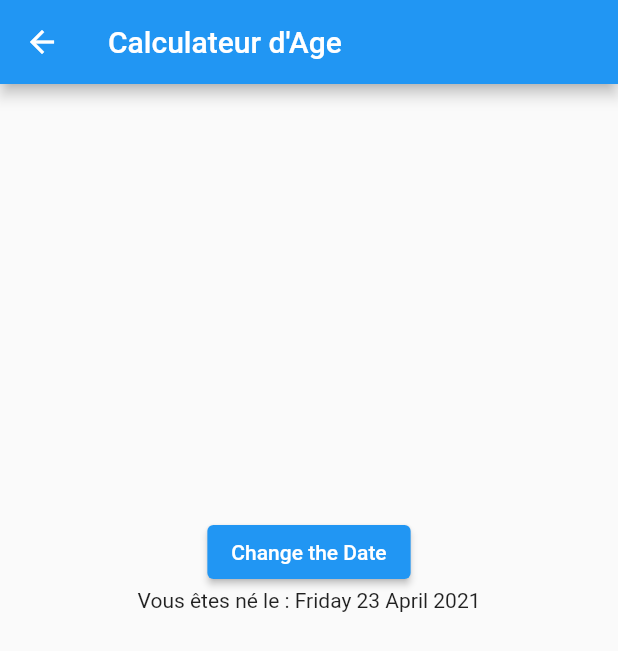
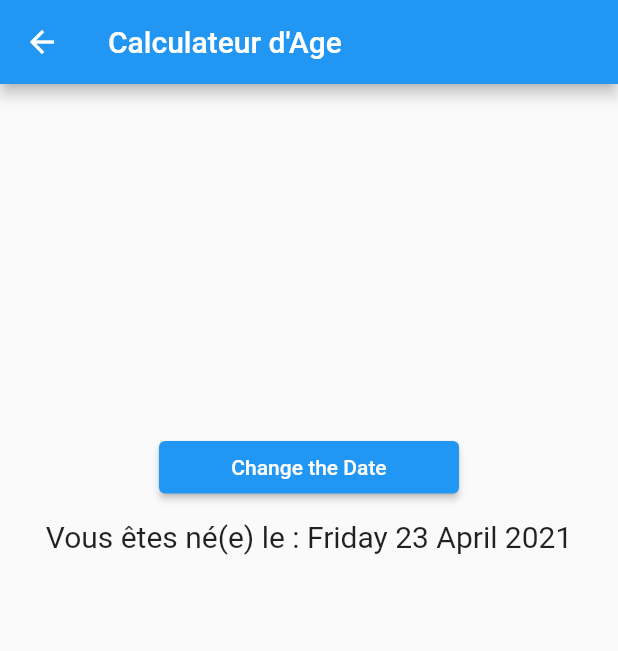
Before and after one commit to MJ-adax/Converter-Project-Flutter, a Flutter app: the screen it shows after launch, after a tap on "Calculateur d'Age", on a phone screen of 412 x 824 dp. Shown: the top 651 px of the screen. Run offline on Flutter 3.47's test engine with Material 2 defaults, Android fonts, the phone set to English and light mode, and no system bars; missing offline and left inert: invertible.

Commit message:
modif front age calculator

```diff
--- a/calculator_app/lib/utilitaires/ageCalculator.dart
+++ b/calculator_app/lib/utilitaires/ageCalculator.dart
@@ -12,6 +12,7 @@ class AgeCalculatorPage extends StatefulWidget  {
 }
 
 class _AgeCalculatorPageState extends State<AgeCalculatorPage> {
+
   DateTime _dateTime = DateTime.now();
   int dayOfBirth = 1, monthOfBirth = 1, yearOfBirth = 1993;
   String monthsSinceBirth = " ";
@@ -22,51 +23,6 @@ class _AgeCalculatorPageState extends State<AgeCalculatorPage> {
   String daysUntilBirthday =  " ";
   String hours=" ", days =" ", months = " ", years =" ", minutes = " ";
 
-  @override
-  Widget build(BuildContext context) {
-    return Scaffold(
-      appBar: AppBar(
-        title: Text(widget.title),
-      ),
-      body:
-        Center(
-        child: Column(
-            mainAxisAlignment: MainAxisAlignment.center,
-            children: <Widget>[
-              ElevatedButton(
-                  child: Text("Change the Date"),
-                  onPressed: (){
-                    // Date picker set ici, dernière date = aujourd'hui
-                    showDatePicker(
-                        context: context,
-                        initialDate: _dateTime,
-                        firstDate: DateTime(1900),
-                        lastDate: DateTime.now())
-                        .then((date) {
-                      _dateTime = date!;
-                      _sinceWhenAmIHere(date);
-                      _whenIsMyBirthday();
-                    });
-                  }),
-              //Textes description âges.
-              Text("Vous êtes né le : "
-                  + DateFormat("EEEE").format(_dateTime).toString()
-                  + " " + DateFormat("dd").format(_dateTime).toString()
-                  + " " + DateFormat("MMMM").format(_dateTime).toString()
-                  + " " + DateFormat("yyyy").format(_dateTime).toString()),
-              Text(years +" " + months + " " + days),
-              Text(years),
-              Text(monthsSinceBirth),
-              Text(daysSinceBirth),
-              Text(hoursSinceBirth),
-              Text(minutesSinceBirth),
-              Text(secondsSinceBirth),
-              Text(daysUntilBirthday),
-            ]
-        ),
-      ),
-    );
-  }
 
   _sinceWhenAmIHere(DateTime date) {
     setState(() {
@@ -78,9 +34,14 @@ class _AgeCalculatorPageState extends State<AgeCalculatorPage> {
       int yearNow = int.parse(DateFormat("yyyy").format(DateTime.now()));
 
       //Résumé age
-      days = "Vous avez donc : " + ((dayNow - dayOfBirth)).toString()+ " jours";
-      months = ((monthNow - monthOfBirth)).toString() + " mois";
-      years = ((yearNow - yearOfBirth)).toString()+ " ans";
+      years = "Vous avez donc : " + ((yearNow - yearOfBirth)).toString()+ " ans";
+      months = ((monthNow - monthOfBirth)).toString() + " mois et";
+      days =  ((dayNow - dayOfBirth)).toString()+ " jours";
+
+
+
+
+
 
       _sinceBirth(dayNow, monthNow, yearNow);
     });
@@ -105,7 +66,7 @@ class _AgeCalculatorPageState extends State<AgeCalculatorPage> {
   }
 
   _whenIsMyBirthday() {
-    // On définit la date courrante
+    /// On définit la date courante
     DateTime currentTime = DateTime.now();
     DateTime birthday = DateTime(DateTime.now().year, _dateTime.month, _dateTime.day);
     setState(() {
@@ -118,4 +79,124 @@ class _AgeCalculatorPageState extends State<AgeCalculatorPage> {
       }
     });
   }
+
+  @override
+  Widget build(BuildContext context) {
+    return Scaffold(
+      appBar: AppBar(
+        title: Text(widget.title),
+      ),
+      body:
+        Center(
+        child: Column(
+            mainAxisAlignment: MainAxisAlignment.center,
+            children: <Widget>[
+              Container(
+                padding: EdgeInsets.only(top: 20, bottom: 20),
+                width: 200,
+                height: 75,
+                child: ElevatedButton(
+                    child: Text("Change the Date"),
+                    onPressed: (){
+                      // Date picker set ici, dernière date = aujourd'hui
+                      showDatePicker(
+                          context: context,
+                          initialDate: _dateTime,
+                          firstDate: DateTime(1900),
+                          lastDate: DateTime.now())
+                          .then((date) {
+                        _dateTime = date!;
+                        _sinceWhenAmIHere(date);
+                        _whenIsMyBirthday();
+                      });
+                    }
+                  ),
+              ),
+
+              //Textes description âges.
+              Text("Vous êtes né(e) le : "
+                  + DateFormat("EEEE").format(_dateTime).toString()
+                  + " " + DateFormat("dd").format(_dateTime).toString()
+                  + " " + DateFormat("MMMM").format(_dateTime).toString()
+                  + " " + DateFormat("yyyy").format(_dateTime).toString(),
+                  style: TextStyle(height: 1, fontSize: 20)
+              ),
+              Container(
+                child: Text(
+                    years +" " + months + " " + days,
+                    style: TextStyle(height: 2, fontSize: 18)
+                ),
+              ),
+
+              Row(
+                mainAxisAlignment: MainAxisAlignment.spaceEvenly,
+                children: [
+                  Container(
+                    margin: EdgeInsets.only(top: 10, bottom: 20),
+                    child: Column(
+                      children: [
+                        Container(
+                          margin: EdgeInsets.only(top: 5, bottom: 10),
+                          child: Text(
+                              years,
+                              style: TextStyle(height: 2, fontSize: 15)
+                          ),
+                        ),
+                        Container(
+                          margin: EdgeInsets.only(top: 5, bottom: 10),
+                          child: Text(
+                              monthsSinceBirth,
+                              style: TextStyle(height: 2, fontSize: 15)
+                          ),
+                        ),
+                        Container(
+                          margin: EdgeInsets.only(top: 5, bottom: 10),
+                          child: Text(
+                              daysSinceBirth,
+                              style: TextStyle(height: 2, fontSize: 15)
+                          ),
+                        ),
+                      ],
+                    ),
+                  ),
+                  Container(
+                    margin: EdgeInsets.only(top: 10, bottom: 20),
+                    child: Column(
+                      children: [
+                        Container(
+                          margin: EdgeInsets.only(top: 5, bottom: 10),
+                          child: Text(
+                              hoursSinceBirth,
+                              style: TextStyle(height: 2, fontSize: 15)
+                          ),
+                        ),
+                        Container(
+                          margin: EdgeInsets.only(top: 5, bottom: 10),
+                          child: Text(
+                              minutesSinceBirth,
+                              style: TextStyle(height: 2, fontSize: 15)
+                          ),
+                        ),
+                        Container(
+                          margin: EdgeInsets.only(top: 5, bottom: 10),
+                          child: Text(
+                              secondsSinceBirth,
+                              style: TextStyle(height: 2, fontSize: 15)
+                          ),
+                        ),
+                      ],
+                    ),
+                  ),
+                ],
+              ),
+              Text(
+                  daysUntilBirthday,
+                  style: TextStyle(height: 2, fontSize: 18)
+              ),
+            ]
+        ),
+      ),
+    );
+  }
+
 }
```
